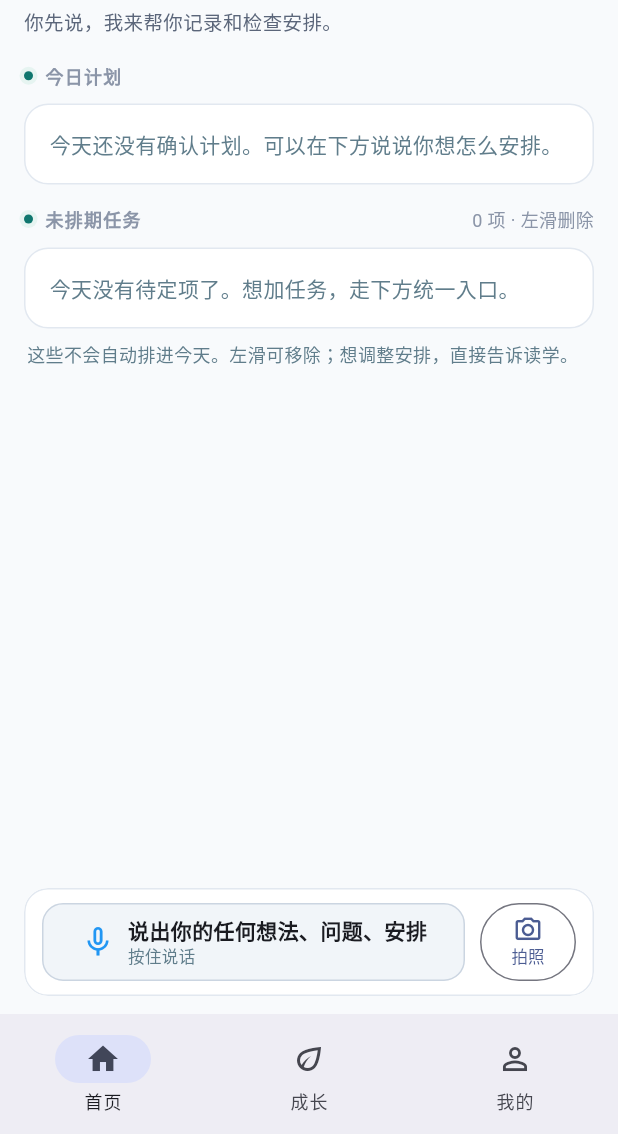
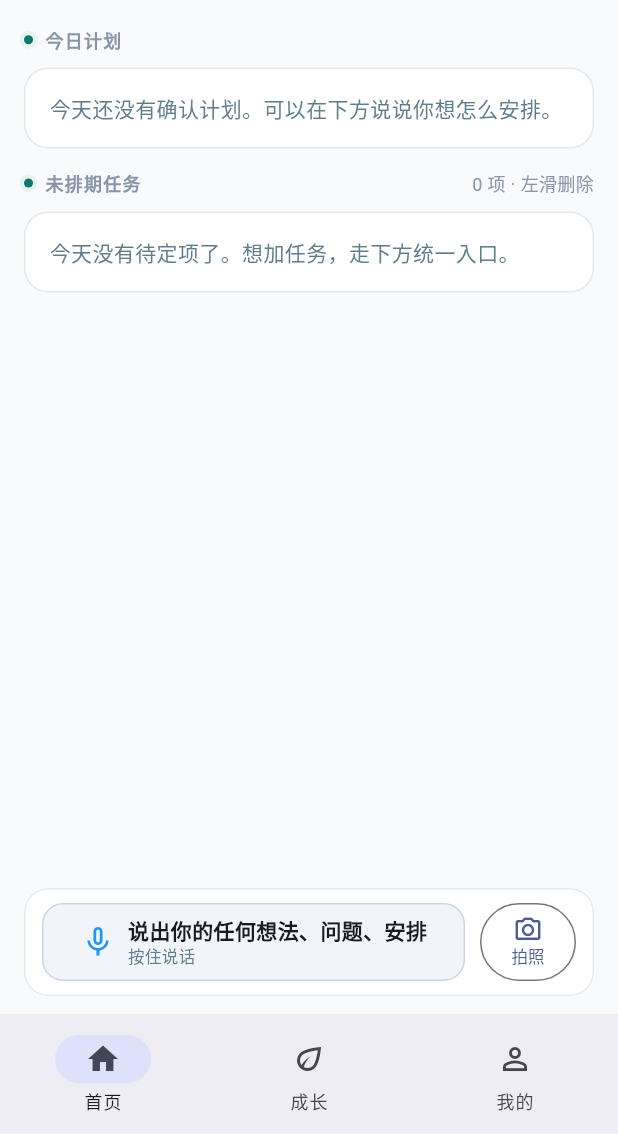
Before and after one commit to johanchow/duxue, a Flutter app: the WardDayPage screen opened directly with empty values, on a phone screen of 412 x 824 dp, the part 102-1236 px from its top. Run offline on Flutter 3.47's test engine with Material 3 defaults, Android fonts, the phone set to English and light mode, and no system bars; our stand-ins replace audioplayers, dio, fl_chart, flutter_local_notifications, flutter_riverpod, flutter_secure_storage and 7 more; missing offline and left inert: flutter_math_fork, markdown, record; accounts and stored records are empty; network calls fail.

Commit message:
style(app): simplify ward home explanatory text

```diff
--- a/duxue-app/lib/features/day_story_pages.dart
+++ b/duxue-app/lib/features/day_story_pages.dart
@@ -355,10 +355,6 @@ class _WardDayPageState extends ConsumerState<WardDayPage>
               const _HomeEmptyCard(message: '今天没有待定项了。想加任务，走下方统一入口。')
             else
               ...pool.map((item) => _poolTask(item as Map<String, dynamic>)),
-            const Padding(
-                padding: EdgeInsets.only(top: 8, left: 2, right: 2),
-                child: Text('这些不会自动排进今天。左滑可移除；想调整安排，直接告诉读学。',
-                    style: TextStyle(fontSize: 12, color: Colors.blueGrey))),
             if (planned.isNotEmpty) ...[
               const SizedBox(height: 18),
               FilledButton.tonal(
@@ -386,9 +382,6 @@ class _WardDayPageState extends ConsumerState<WardDayPage>
           Text('晚上好，${profile?['display_name'] ?? '同学'}',
               style: Theme.of(context).textTheme.headlineSmall?.copyWith(
                   fontWeight: FontWeight.w700, color: const Color(0xff0c1222))),
-          const SizedBox(height: 5),
-          const Text('你先说，我来帮你记录和检查安排。',
-              style: TextStyle(fontSize: 13, color: Color(0xff5b667a))),
         ])),
       ]));
 
```
Also changed, not shown: 1 other file.
